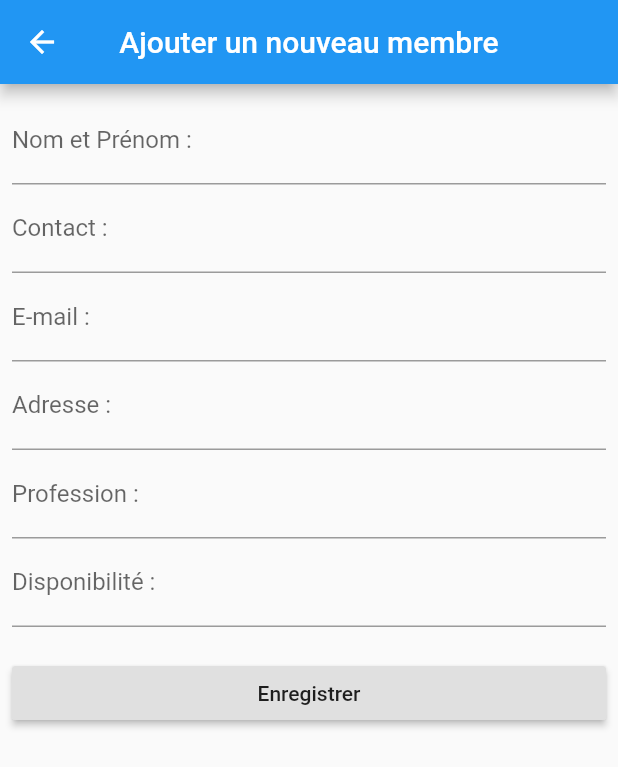
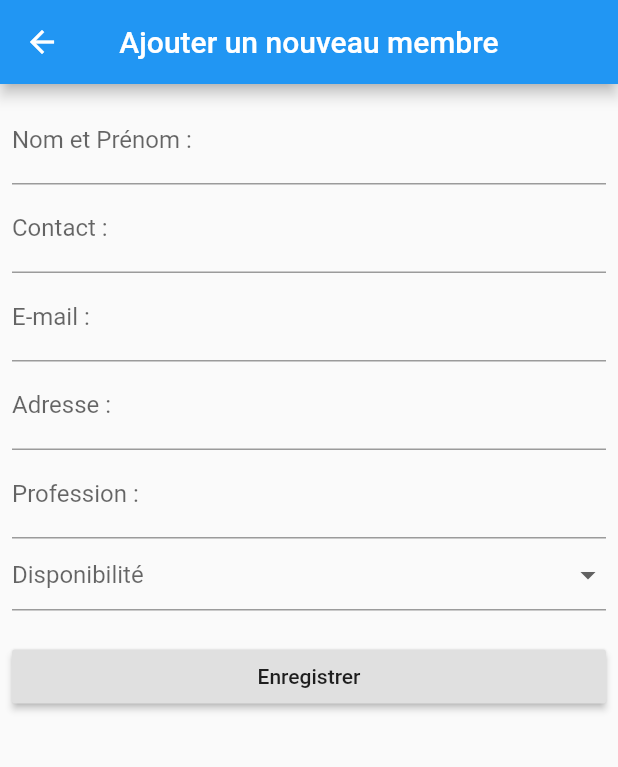
Before and after one commit to misaJohary/benevole-gestion-with-read-and-write-json-file, a Flutter app: the AddNewBenevoleTest screen opened by its route, on a phone screen of 412 x 824 dp. Shown: the top 767 px of the screen. Run offline on Flutter 3.47's test engine with Material 2 defaults, Android fonts, the phone set to English and light mode, and no system bars.

```diff
--- a/lib/screens/new_benevole_test.dart
+++ b/lib/screens/new_benevole_test.dart
@@ -20,7 +20,10 @@ class _AddNewBenevoleTestState extends State<AddNewBenevoleTest> {
   //   adresse: '',
   //   profession: '',
   //   availability: '',
+
   // );
+
+  String _selectedDay;
   BenevoleFile _benevole = BenevoleFile(
       id: [],
       name: [],
@@ -34,10 +37,20 @@ class _AddNewBenevoleTestState extends State<AddNewBenevoleTest> {
     _form.currentState.save();
   }
 
+  List<String> _day = [
+    "Lundi",
+    "Mardi",
+    "Mercredi",
+    "Jeudi",
+    "Vendredi",
+    "Samedi",
+    "Dimanche"
+  ];
+
   @override
   Widget build(BuildContext context) {
-    context.select(
-        (BenevoleNotifier controller) => controller.benevole != null? _benevole = controller.benevole : null);
+    context.select((BenevoleNotifier controller) =>
+        controller.benevole != null ? _benevole = controller.benevole : null);
     return Scaffold(
       appBar: AppBar(
         title: Text('Ajouter un nouveau membre'),
@@ -87,26 +100,41 @@ class _AddNewBenevoleTestState extends State<AddNewBenevoleTest> {
                   _benevole.profession.add(value);
                 },
               ),
-              TextFormField(
-                decoration: InputDecoration(
-                    labelText: 'Disponibilité : ',
-                    hintText: 'Lundi, mardi, ...',
-                    hintStyle: TextStyle(
-                        fontStyle: FontStyle.italic,
-                        fontSize: 12,
-                        color: Colors.grey.withOpacity(0.5))),
-                textInputAction: TextInputAction.done,
-                onFieldSubmitted: (_) {
-                  _saveForm();
-                  context.read<BenevoleNotifier>().writeUser(_benevole);
-                  // Provider.of<BenevoleNotifier>(context, listen: false)
-                  //     .writeUser(_benevole);
-                  // Navigator.of(context).pop();
-                },
-                onSaved: (value) {
-                  _benevole.availability.add(value);
-                },
-              ),
+              DropdownButtonFormField(
+                  hint: Text('Disponibilité'),
+                  value: _selectedDay,
+                  onChanged: (value) {
+                    setState(() {
+                      _selectedDay = value;
+                      _benevole.availability.add(value);
+                    });
+                  },
+                  items: _day
+                      .map((e) => DropdownMenuItem(
+                            child: Text(e),
+                            value: e,
+                          ))
+                      .toList()),
+              // TextFormField(
+              //   decoration: InputDecoration(
+              //       labelText: 'Disponibilité : ',
+              //       hintText: 'Lundi, mardi, ...',
+              //       hintStyle: TextStyle(
+              //           fontStyle: FontStyle.italic,
+              //           fontSize: 12,
+              //           color: Colors.grey.withOpacity(0.5))),
+              //   textInputAction: TextInputAction.done,
+              //   onFieldSubmitted: (_) {
+              //     _saveForm();
+              //     context.read<BenevoleNotifier>().writeUser(_benevole);
+              //     // Provider.of<BenevoleNotifier>(context, listen: false)
+              //     //     .writeUser(_benevole);
+              //     // Navigator.of(context).pop();
+              //   },
+              //   onSaved: (value) {
+              //     _benevole.availability.add(value);
+              //   },
+
               SizedBox(
                 height: 20,
               ),
```
